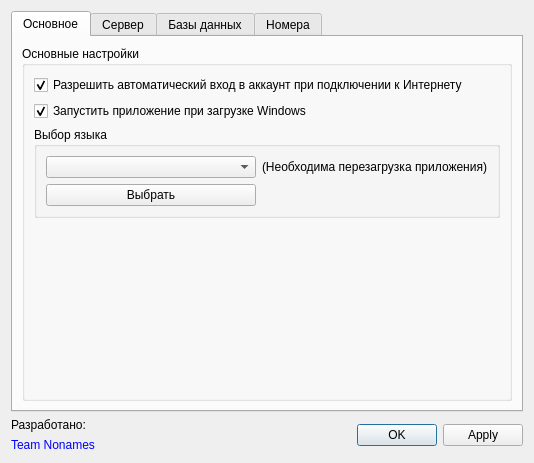
The window that SettingsDialog.ui (okostynchuk/Outcall) describes before a commit, drawn with Qt 5.
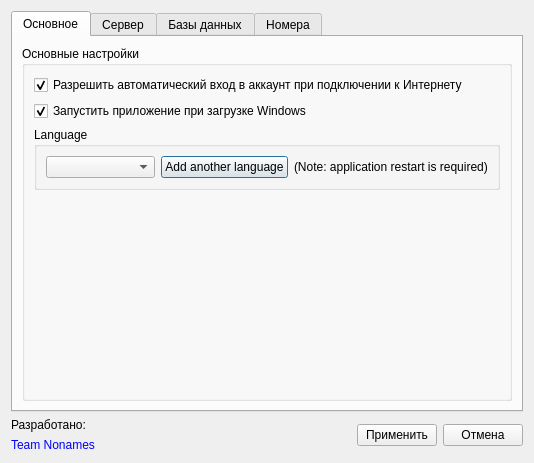
The same window after the commit. Icons and pictures are not drawn.

```diff
--- a/SettingsDialog.ui
+++ b/SettingsDialog.ui
@@ -23,7 +23,7 @@
    <iconset resource="images.qrc">
     <normaloff>:/images/outcall-logo.png</normaloff>:/images/outcall-logo.png</iconset>
   </property>
-  <layout class="QGridLayout" name="gridLayout">
+  <layout class="QGridLayout" name="gridLayout_9">
    <item row="0" column="0">
     <widget class="QTabWidget" name="tabWidget">
      <property name="currentIndex">
@@ -40,38 +40,6 @@
           <string>Основные настройки</string>
          </property>
          <layout class="QGridLayout" name="gridLayout_6">
-          <item row="2" column="0">
-           <widget class="QGroupBox" name="languageGroup">
-            <property name="sizePolicy">
-             <sizepolicy hsizetype="Preferred" vsizetype="Fixed">
-              <horstretch>0</horstretch>
-              <verstretch>0</verstretch>
-             </sizepolicy>
-            </property>
-            <property name="title">
-             <string>Выбор языка</string>
-            </property>
-            <layout class="QGridLayout" name="gridLayout_5">
-             <item row="2" column="0">
-              <widget class="QComboBox" name="languageList"/>
-             </item>
-             <item row="2" column="1">
-              <widget class="QLabel" name="languageLabel">
-               <property name="text">
-                <string>(Необходима перезагрузка приложения)</string>
-               </property>
-              </widget>
-             </item>
-             <item row="3" column="0">
-              <widget class="QPushButton" name="pushButton">
-               <property name="text">
-                <string>Выбрать</string>
-               </property>
-              </widget>
-             </item>
-            </layout>
-           </widget>
-          </item>
           <item row="0" column="0">
            <layout class="QVBoxLayout" name="verticalLayout_14">
             <item>
@@ -99,7 +67,7 @@
             </item>
            </layout>
           </item>
-          <item row="5" column="0">
+          <item row="3" column="0">
            <spacer name="verticalSpacer_2">
             <property name="orientation">
              <enum>Qt::Vertical</enum>
@@ -115,6 +83,38 @@
             </property>
            </spacer>
           </item>
+          <item row="1" column="0">
+           <widget class="QGroupBox" name="languageGroup">
+            <property name="sizePolicy">
+             <sizepolicy hsizetype="Preferred" vsizetype="Fixed">
+              <horstretch>0</horstretch>
+              <verstretch>0</verstretch>
+             </sizepolicy>
+            </property>
+            <property name="title">
+             <string>Language</string>
+            </property>
+            <layout class="QGridLayout" name="gridLayout">
+             <item row="1" column="0">
+              <widget class="QComboBox" name="languageList_2"/>
+             </item>
+             <item row="1" column="1">
+              <widget class="QPushButton" name="languageButton_2">
+               <property name="text">
+                <string>Add another language</string>
+               </property>
+              </widget>
+             </item>
+             <item row="1" column="2">
+              <widget class="QLabel" name="languageLabel_2">
+               <property name="text">
+                <string>(Note: application restart is required)</string>
+               </property>
+              </widget>
+             </item>
+            </layout>
+           </widget>
+          </item>
          </layout>
         </widget>
        </item>
@@ -438,38 +438,61 @@
     </widget>
    </item>
    <item row="1" column="0">
-    <layout class="QHBoxLayout" name="horizontalLayout">
-     <item>
-      <layout class="QVBoxLayout" name="verticalLayout">
+    <layout class="QGridLayout" name="gridLayout_8">
+     <item row="0" column="0">
+      <widget class="QLabel" name="poweredLabel">
+       <property name="text">
+        <string>Разработано:</string>
+       </property>
+      </widget>
+     </item>
+     <item row="0" column="1" rowspan="2">
+      <layout class="QHBoxLayout" name="horizontalLayout">
        <item>
-        <widget class="QLabel" name="poweredLabel">
+        <spacer name="horizontalSpacer">
+         <property name="orientation">
+          <enum>Qt::Horizontal</enum>
+         </property>
+         <property name="sizeHint" stdset="0">
+          <size>
+           <width>40</width>
+           <height>20</height>
+          </size>
+         </property>
+        </spacer>
+       </item>
+       <item>
+        <widget class="QPushButton" name="applyButton">
+         <property name="focusPolicy">
+          <enum>Qt::NoFocus</enum>
+         </property>
          <property name="text">
-          <string>Разработано:</string>
+          <string>Применить</string>
          </property>
         </widget>
        </item>
        <item>
-        <widget class="QLabel" name="bicomLink">
-         <property name="styleSheet">
-          <string notr="true">color:rgb(0, 0, 255)</string>
+        <widget class="QPushButton" name="cancelButton">
+         <property name="focusPolicy">
+          <enum>Qt::NoFocus</enum>
          </property>
          <property name="text">
-          <string>&lt;html&gt;&lt;head/&gt;&lt;body&gt;&lt;p&gt;Team Nonames&lt;/p&gt;&lt;/body&gt;&lt;/html&gt;</string>
-         </property>
-         <property name="openExternalLinks">
-          <bool>true</bool>
+          <string>Отмена</string>
          </property>
         </widget>
        </item>
       </layout>
      </item>
-     <item>
-      <widget class="QDialogButtonBox" name="buttonBox">
-       <property name="standardButtons">
-        <set>QDialogButtonBox::Apply|QDialogButtonBox::Ok</set>
+     <item row="1" column="0">
+      <widget class="QLabel" name="bicomLink">
+       <property name="styleSheet">
+        <string notr="true">color:rgb(0, 0, 255)</string>
        </property>
-       <property name="centerButtons">
-        <bool>false</bool>
+       <property name="text">
+        <string>&lt;html&gt;&lt;head/&gt;&lt;body&gt;&lt;p&gt;Team Nonames&lt;/p&gt;&lt;/body&gt;&lt;/html&gt;</string>
+       </property>
+       <property name="openExternalLinks">
+        <bool>true</bool>
        </property>
       </widget>
      </item>
```
Left out of the diff: 2 changed lines with no effect on the pictures.
